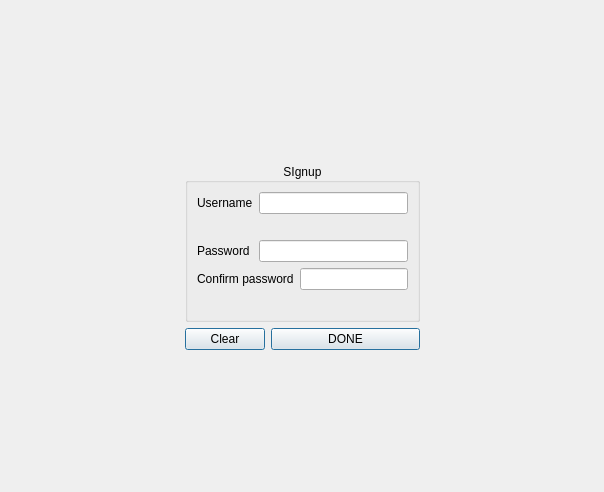
This is Client/signup.ui in PolitoTeam/Scriba as Qt 5 draws it before an edit. The edited form follows.
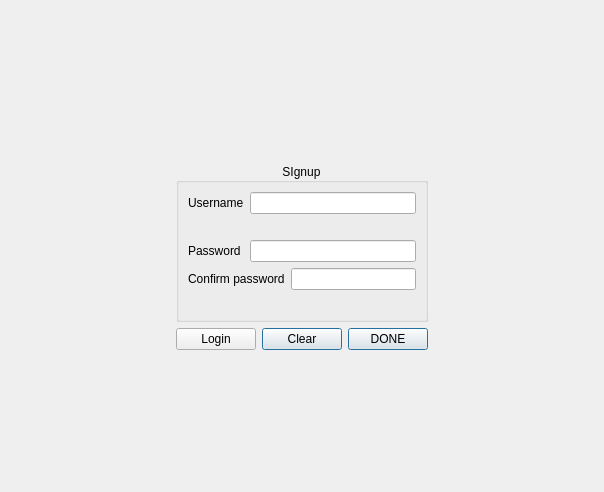
This is the edited form.

Commit message: Added login SQL functionalities + reorganize code

```diff
--- a/Client/signup.ui
+++ b/Client/signup.ui
@@ -16,46 +16,7 @@
   <layout class="QGridLayout" name="gridLayout_2">
    <item row="0" column="0">
     <layout class="QGridLayout" name="gridLayout">
-     <item row="2" column="0">
-      <spacer name="horizontalSpacer">
-       <property name="orientation">
-        <enum>Qt::Horizontal</enum>
-       </property>
-       <property name="sizeHint" stdset="0">
-        <size>
-         <width>40</width>
-         <height>20</height>
-        </size>
-       </property>
-      </spacer>
-     </item>
-     <item row="3" column="2" rowspan="2" colspan="2">
-      <widget class="QPushButton" name="pushButtonLogin">
-       <property name="text">
-        <string>DONE</string>
-       </property>
-       <property name="autoDefault">
-        <bool>false</bool>
-       </property>
-       <property name="default">
-        <bool>true</bool>
-       </property>
-      </widget>
-     </item>
-     <item row="1" column="1" colspan="3">
-      <widget class="QLabel" name="label">
-       <property name="text">
-        <string/>
-       </property>
-       <property name="alignment">
-        <set>Qt::AlignCenter</set>
-       </property>
-       <property name="margin">
-        <number>0</number>
-       </property>
-      </widget>
-     </item>
-     <item row="2" column="4">
+     <item row="2" column="5">
       <spacer name="horizontalSpacer_2">
        <property name="orientation">
         <enum>Qt::Horizontal</enum>
@@ -68,7 +29,7 @@
        </property>
       </spacer>
      </item>
-     <item row="0" column="1" colspan="3">
+     <item row="0" column="2" colspan="3">
       <spacer name="verticalSpacer_4">
        <property name="orientation">
         <enum>Qt::Vertical</enum>
@@ -81,33 +42,7 @@
        </property>
       </spacer>
      </item>
-     <item row="3" column="1" rowspan="2">
-      <widget class="QPushButton" name="pushButtonLogin_2">
-       <property name="text">
-        <string>Clear</string>
-       </property>
-       <property name="autoDefault">
-        <bool>false</bool>
-       </property>
-       <property name="default">
-        <bool>true</bool>
-       </property>
-      </widget>
-     </item>
-     <item row="5" column="1" colspan="3">
-      <spacer name="verticalSpacer_3">
-       <property name="orientation">
-        <enum>Qt::Vertical</enum>
-       </property>
-       <property name="sizeHint" stdset="0">
-        <size>
-         <width>20</width>
-         <height>40</height>
-        </size>
-       </property>
-      </spacer>
-     </item>
-     <item row="2" column="1" colspan="3">
+     <item row="2" column="2" colspan="3">
       <widget class="QGroupBox" name="groupBox">
        <property name="sizePolicy">
         <sizepolicy hsizetype="Expanding" vsizetype="Expanding">
@@ -210,6 +145,78 @@
        </layout>
       </widget>
      </item>
+     <item row="2" column="0">
+      <spacer name="horizontalSpacer">
+       <property name="orientation">
+        <enum>Qt::Horizontal</enum>
+       </property>
+       <property name="sizeHint" stdset="0">
+        <size>
+         <width>40</width>
+         <height>20</height>
+        </size>
+       </property>
+      </spacer>
+     </item>
+     <item row="5" column="2" colspan="3">
+      <spacer name="verticalSpacer_3">
+       <property name="orientation">
+        <enum>Qt::Vertical</enum>
+       </property>
+       <property name="sizeHint" stdset="0">
+        <size>
+         <width>20</width>
+         <height>40</height>
+        </size>
+       </property>
+      </spacer>
+     </item>
+     <item row="1" column="2" colspan="3">
+      <widget class="QLabel" name="label">
+       <property name="text">
+        <string/>
+       </property>
+       <property name="alignment">
+        <set>Qt::AlignCenter</set>
+       </property>
+       <property name="margin">
+        <number>0</number>
+       </property>
+      </widget>
+     </item>
+     <item row="3" column="4" rowspan="2">
+      <widget class="QPushButton" name="pushButtonSignup">
+       <property name="text">
+        <string>DONE</string>
+       </property>
+       <property name="autoDefault">
+        <bool>false</bool>
+       </property>
+       <property name="default">
+        <bool>true</bool>
+       </property>
+      </widget>
+     </item>
+     <item row="3" column="3" rowspan="2">
+      <widget class="QPushButton" name="pushButtonClear">
+       <property name="text">
+        <string>Clear</string>
+       </property>
+       <property name="autoDefault">
+        <bool>false</bool>
+       </property>
+       <property name="default">
+        <bool>true</bool>
+       </property>
+      </widget>
+     </item>
+     <item row="3" column="2" rowspan="2">
+      <widget class="QPushButton" name="pushButtonBackLogin">
+       <property name="text">
+        <string>Login</string>
+       </property>
+      </widget>
+     </item>
     </layout>
    </item>
   </layout>
```
Left out of the diff: 8 changed lines with no effect on the pictures. The commit also changes 13 other files.
